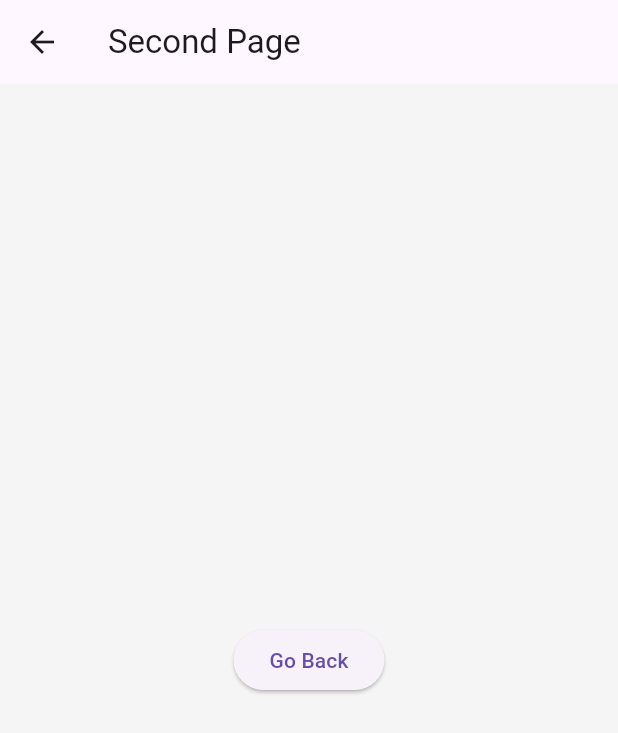
After one commit to syedadib19/emeritsys, a Flutter app: the screen it shows after launch, after a tap on "Go to Next Page", on a phone screen of 412 x 824 dp. The commit adds this screen. Shown: the top 733 px of the screen. Run offline on Flutter 3.47's test engine with Material 3 defaults, Android fonts, the phone set to English and light mode, and no system bars.

Commit message:
Added Menu Page

```diff
--- a/lib/main.dart
+++ b/lib/main.dart
@@ -1,6 +1,7 @@
 import 'package:flutter/material.dart';
 import 'package:http/http.dart' as http;
 import 'dart:convert';
+import 'menu.dart';
 
 void main() {
   runApp(MyApp());
@@ -207,6 +208,14 @@ class _EmeritSystemState extends State<EmeritSystem> {
                     ),
                   ],
                 ),
+                ElevatedButton(
+                    onPressed: (){
+                      Navigator.push(
+                          context,
+                          MaterialPageRoute(builder: (context)=> MenuPage()));
+                    },
+                  child: Text('Go to Next Page'),
+                    )
               ],
             ),
           ),
--- /dev/null
+++ b/lib/menu.dart
@@ -0,0 +1,22 @@
+import 'package:flutter/cupertino.dart';
+import 'package:flutter/material.dart';
+
+class MenuPage extends StatelessWidget{
+  @override
+  Widget build(BuildContext context) {
+    // TODO: implement build
+    return Scaffold(
+      appBar: AppBar(
+        title: Text('Second Page'),
+      ),
+      body: Center(
+        child: ElevatedButton(
+          onPressed: (){
+            Navigator.pop(context);
+          },
+          child: Text('Go Back')
+        ),
+      ),
+    );
+  }
+}
```
